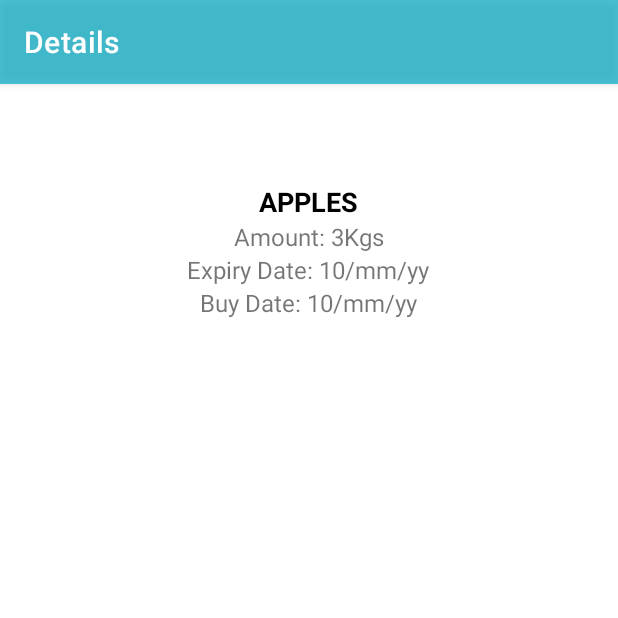
After one commit to ankiarora/Frigg-frontEnd, an Android app: the FoodDetailActivity screen opened directly, with no data from a screen before it, on a phone screen of 412 x 824 dp, the top half of it. The commit adds this screen. Run offline under Robolectric (Android 15) with nearby library versions, the phone set to English and light mode, and no system bars; network calls fail.

Commit message:
Food details screen for both lists

```diff
--- /dev/null
+++ b/app/src/main/java/com/aseproject/frigg/activity/FoodDetailActivity.java
@@ -0,0 +1,21 @@
+package com.aseproject.frigg.activity;
+
+import androidx.appcompat.app.AppCompatActivity;
+
+import android.os.Bundle;
+
+import com.aseproject.frigg.R;
+import com.aseproject.frigg.fragment.FoodDetailFragment;
+import com.aseproject.frigg.fragment.FoodFragment;
+
+public class FoodDetailActivity extends FriggActivity {
+
+    @Override
+    protected void onCreate(Bundle savedInstanceState) {
+        super.onCreate(savedInstanceState);
+        setContentView(R.layout.activity_food_detail);
+
+        FoodDetailFragment foodFragment = new FoodDetailFragment(getString(R.string.grocery_title));
+        getSupportFragmentManager().beginTransaction().replace(R.id.container, foodFragment).commit();
+    }
+}
--- /dev/null
+++ b/app/src/main/java/com/aseproject/frigg/fragment/FoodDetailFragment.java
@@ -0,0 +1,94 @@
+package com.aseproject.frigg.fragment;
+
+import android.content.Context;
+import android.graphics.Bitmap;
+import android.graphics.BitmapFactory;
+import android.os.Bundle;
+
+import androidx.annotation.NonNull;
+import androidx.annotation.Nullable;
+import androidx.fragment.app.Fragment;
+
+import android.os.Handler;
+import android.view.LayoutInflater;
+import android.view.View;
+import android.view.ViewGroup;
+import android.widget.ImageView;
+import android.widget.LinearLayout;
+import android.widget.TextView;
+
+import com.aseproject.frigg.R;
+import com.aseproject.frigg.activity.FoodDetailActivity;
+import com.aseproject.frigg.activity.NavActivity;
+import com.aseproject.frigg.common.CommonDialogFragment;
+import com.aseproject.frigg.model.GroceryItem;
+
+import java.io.InputStream;
+import java.net.URL;
+import java.util.concurrent.ExecutorService;
+import java.util.concurrent.Executors;
+
+public class FoodDetailFragment extends Fragment{
+
+    private String type = "";
+    private Context context;
+
+    private LinearLayout llFoodItem;
+    private ImageView ivItemImage;
+    private Object foodItem;
+    private TextView tvItemName;
+    private TextView tvItemAmount;
+
+    public FoodDetailFragment(String type) {
+        this.type = type;
+    }
+
+    @Override
+    public void onAttach(@NonNull Context context) {
+        super.onAttach(context);
+        this.context = context;
+    }
+
+    @Override
+    public View onCreateView(LayoutInflater inflater, ViewGroup container,
+                             Bundle savedInstanceState) {
+        // Inflate the layout for this fragment
+        return inflater.inflate(R.layout.fragment_food_detail, container, false);
+    }
+
+    @Override
+    public void onViewCreated(@NonNull View view, @Nullable Bundle savedInstanceState) {
+        super.onViewCreated(view, savedInstanceState);
+        ((FoodDetailActivity) context).setTitle(context.getString(R.string.food_detail_title));
+        llFoodItem = view.findViewById(R.id.ll_food_item);
+        tvItemName = view.findViewById(R.id.foodItemName);
+        ivItemImage = view.findViewById(R.id.iv_item_image);
+        tvItemAmount = view.findViewById(R.id.foodAmt);
+
+        foodItem = getActivity().getIntent().getSerializableExtra("FOOD_ITEM");
+
+        if(foodItem instanceof GroceryItem)
+            setDetails((GroceryItem) foodItem);
+    }
+
+    private void setDetails(GroceryItem foodItem) {
+        tvItemName.setText(foodItem.getItemName());
+        tvItemAmount.setText(Integer.toString(foodItem.getQuantity()));
+
+        ExecutorService executor = Executors.newSingleThreadExecutor();
+        Handler handler = new Handler();
+        executor.execute(() -> {
+            try {
+                String imageURL = context.getString(R.string.image_url, foodItem.getItemName());
+                InputStream inputStream = new URL(imageURL).openStream();
+                Bitmap bitmap = BitmapFactory.decodeStream(inputStream);
+
+
+                // Only for making changes in UI
+                handler.post(() -> ivItemImage.setImageBitmap(bitmap));
+            } catch (Exception e) {
+                e.printStackTrace();
+            }
+        });
+    }
+}
--- a/app/src/main/java/com/aseproject/frigg/model/GroceryItem.java
+++ b/app/src/main/java/com/aseproject/frigg/model/GroceryItem.java
@@ -1,6 +1,8 @@
 package com.aseproject.frigg.model;
 
-public class GroceryItem {
+import java.io.Serializable;
+
+public class GroceryItem<T> implements Serializable {
     private Integer grocery_item_id;
     private String grocery_item_name;
     private Integer quantity;
--- a/app/src/main/java/com/aseproject/frigg/service/SessionFacade.java
+++ b/app/src/main/java/com/aseproject/frigg/service/SessionFacade.java
@@ -2,7 +2,6 @@ package com.aseproject.frigg.service;
 
 import android.content.Context;
 
-import com.aseproject.frigg.model.FridgeItem;
 import com.aseproject.frigg.model.GroceryItem;
 import com.aseproject.frigg.util.Constants;
 
@@ -23,7 +22,7 @@ public class SessionFacade {
         FoodService.getInstance().setGroceries(context, purpose, listener, groceries);
     }
 
-    public void setFridgeList(Context context, String purpose, FoodService.FoodServicePostListener listener, List<FridgeItem> fridgeItems) {
+    public void setFridgeList(Context context, String purpose, FoodService.FoodServicePostListener listener, List<GroceryItem> fridgeItems) {
         FoodService.getInstance().setFridgeItem(context, purpose, listener, fridgeItems);
     }
 }
--- /dev/null
+++ b/app/src/main/res/layout/activity_food_detail.xml
@@ -0,0 +1,16 @@
+<?xml version="1.0" encoding="utf-8"?>
+<LinearLayout xmlns:android="http://schemas.android.com/apk/res/android"
+    xmlns:app="http://schemas.android.com/apk/res-auto"
+    android:id="@+id/more_med_doc_list_layout"
+    android:layout_width="match_parent"
+    android:layout_height="match_parent"
+    android:orientation="vertical">
+
+    <!-- main content view. -->
+    <FrameLayout
+        android:id="@+id/container"
+        android:layout_weight="1"
+        android:layout_width="match_parent"
+        android:layout_height="match_parent" />
+
+</LinearLayout>
--- a/app/src/main/res/layout/food_item.xml
+++ b/app/src/main/res/layout/food_item.xml
@@ -4,7 +4,8 @@
     android:layout_height="wrap_content"
     android:orientation="horizontal"
     android:gravity="center"
-    android:padding="10dp">
+    android:padding="10dp"
+    android:id="@+id/ll_food_item">
 
         <ImageView
             android:id="@+id/iv_item_image"
--- /dev/null
+++ b/app/src/main/res/layout/fragment_food_detail.xml
@@ -0,0 +1,52 @@
+<?xml version="1.0" encoding="utf-8"?>
+<LinearLayout xmlns:android="http://schemas.android.com/apk/res/android"
+    xmlns:tools="http://schemas.android.com/tools"
+    android:layout_width="match_parent"
+    android:layout_height="wrap_content"
+    android:orientation="horizontal"
+    android:padding="20dp"
+    tools:context=".fragment.FoodDetailFragment">
+
+    <LinearLayout
+        android:layout_width="match_parent"
+        android:layout_height="wrap_content"
+        android:orientation="vertical"
+        android:layout_weight="1"
+        android:layout_margin="16dp"
+        android:gravity="center">
+
+        <ImageView
+            android:id="@+id/iv_item_image"
+            android:layout_width="wrap_content"
+            android:layout_height="wrap_content"
+            android:layout_gravity="center" />
+
+        <TextView
+            android:id="@+id/foodItemName"
+            android:layout_width="wrap_content"
+            android:layout_height="wrap_content"
+            android:textSize="18sp"
+            android:layout_marginTop="30dp"
+            android:textStyle="bold"
+            android:textAllCaps="true"
+            android:textColor="@color/black"
+            android:text="Apples"/>
+        <TextView
+            android:id="@+id/foodAmt"
+            android:layout_width="wrap_content"
+            android:layout_height="wrap_content"
+            android:textSize="16sp"
+            android:text="Amount: 3Kgs"/>
+        <TextView
+            android:layout_width="wrap_content"
+            android:layout_height="wrap_content"
+            android:textSize="16sp"
+            android:text="Expiry Date: 10/mm/yy"/>
+        <TextView
+            android:layout_width="wrap_content"
+            android:layout_height="wrap_content"
+            android:textSize="16sp"
+            android:text="Buy Date: 10/mm/yy"/>
+    </LinearLayout>
+
+</LinearLayout>
--- a/app/src/main/res/values/strings.xml
+++ b/app/src/main/res/values/strings.xml
@@ -18,6 +18,9 @@
     <string name="yes">YES</string>
     <string name="no">NO</string>
 
+    <string name="food_detail_title">Details</string>
+    <string name="image_url">"https://frigg-images.s3.amazonaws.com/%1$s.jpg"</string>
+
     <string name="error_title">Error!</string>
     <string name="save_items_error">Unable to save items</string>
     <string name="ok">Ok</string>
```
Also changed, not shown: app/src/main/AndroidManifest.xml (+8 -6 lines), app/src/main/java/com/aseproject/frigg/adapter/FoodAdapter.java (+71 -75 lines), app/src/main/java/com/aseproject/frigg/common/AppSessionManager.java (+3 -4 lines), app/src/main/java/com/aseproject/frigg/fragment/FoodFragment.java (+21 -10 lines), app/src/main/java/com/aseproject/frigg/model/FridgeItem.java (deleted, +0 -24 lines), app/src/main/java/com/aseproject/frigg/service/FoodService.java (+6 -14 lines).
